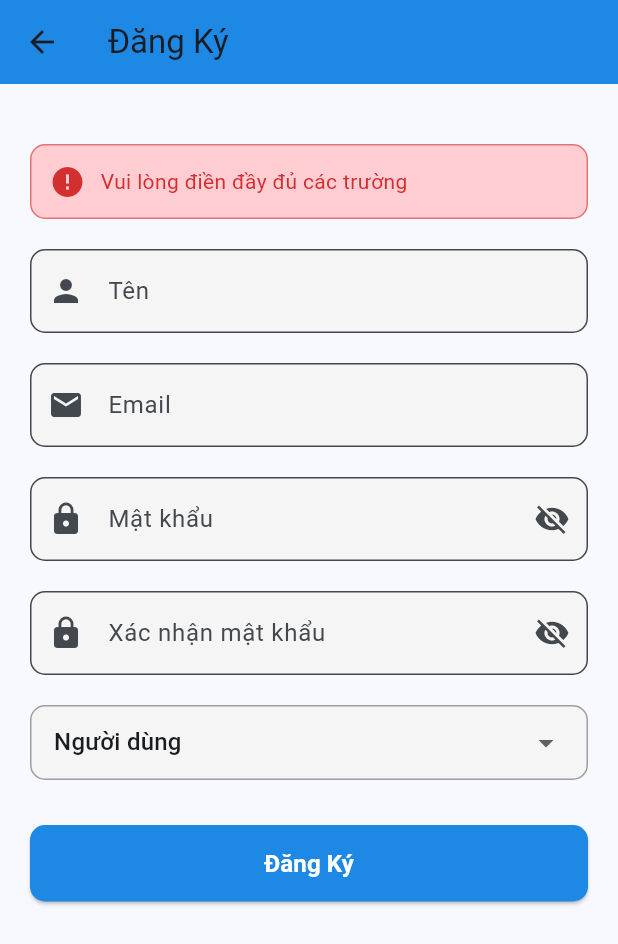
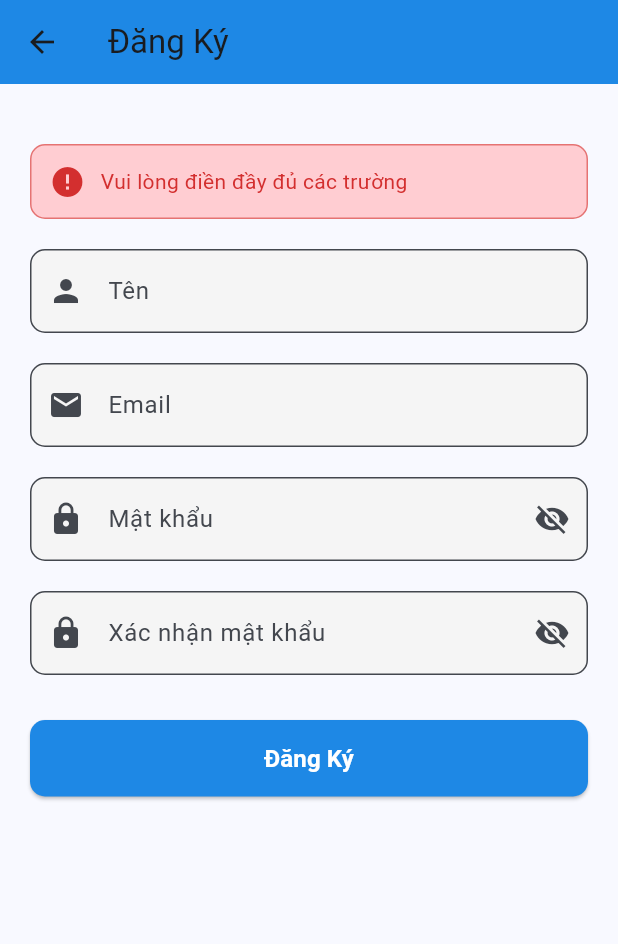
Before and after one commit to TuanLoi0409/Laptrinhdidong, a Flutter app: the SignupScreen screen opened directly, after a tap on "Đăng Ký", on a phone screen of 412 x 824 dp. Shown: the top 944 px of the screen. Run offline on Flutter 3.47's test engine with Material 3 defaults, Android fonts, the phone set to English and light mode, and no system bars; our stand-ins replace cloud_firestore, firebase_auth, firebase_core, image_picker; accounts and stored records are empty.

Commit message:
Remove user role notification from signup form

```diff
--- a/lib/screens/login/login_screen.dart
+++ b/lib/screens/login/login_screen.dart
@@ -329,7 +329,6 @@ class _SignupScreenState extends State<SignupScreen> {
   bool _isPasswordVisible = false;
   bool _isConfirmPasswordVisible = false;
   String? _errorMessage;
-  String _selectedRole = 'user'; // 'user' hoặc 'admin'
 
   @override
   void dispose() {
@@ -381,7 +380,7 @@ class _SignupScreenState extends State<SignupScreen> {
       await _firestore.collection('users').doc(userCredential.user!.uid).set({
         'name': _nameController.text.trim(),
         'email': _emailController.text.trim(),
-        'role': _selectedRole,
+        'role': 'user', // Mặc định tất cả user mới là "user"
         'createdAt': DateTime.now(),
       });
 
@@ -554,33 +553,6 @@ class _SignupScreenState extends State<SignupScreen> {
                 ),
                 enabled: !_isLoading,
               ),
-              const SizedBox(height: 20),
-
-              // Role selection
-              Container(
-                padding: const EdgeInsets.symmetric(horizontal: 15),
-                decoration: BoxDecoration(
-                  border: Border.all(color: Colors.grey),
-                  borderRadius: BorderRadius.circular(10),
-                  color: Colors.grey.shade100,
-                ),
-                child: DropdownButton<String>(
-                  value: _selectedRole,
-                  isExpanded: true,
-                  underline: const SizedBox(),
-                  items: const [
-                    DropdownMenuItem(value: 'user', child: Text('Người dùng')),
-                    DropdownMenuItem(value: 'admin', child: Text('Quản trị viên')),
-                  ],
-                  onChanged: _isLoading ? null : (value) {
-                    if (value != null) {
-                      setState(() {
-                        _selectedRole = value;
-                      });
-                    }
-                  },
-                ),
-              ),
               const SizedBox(height: 30),
 
               // Signup button
```
